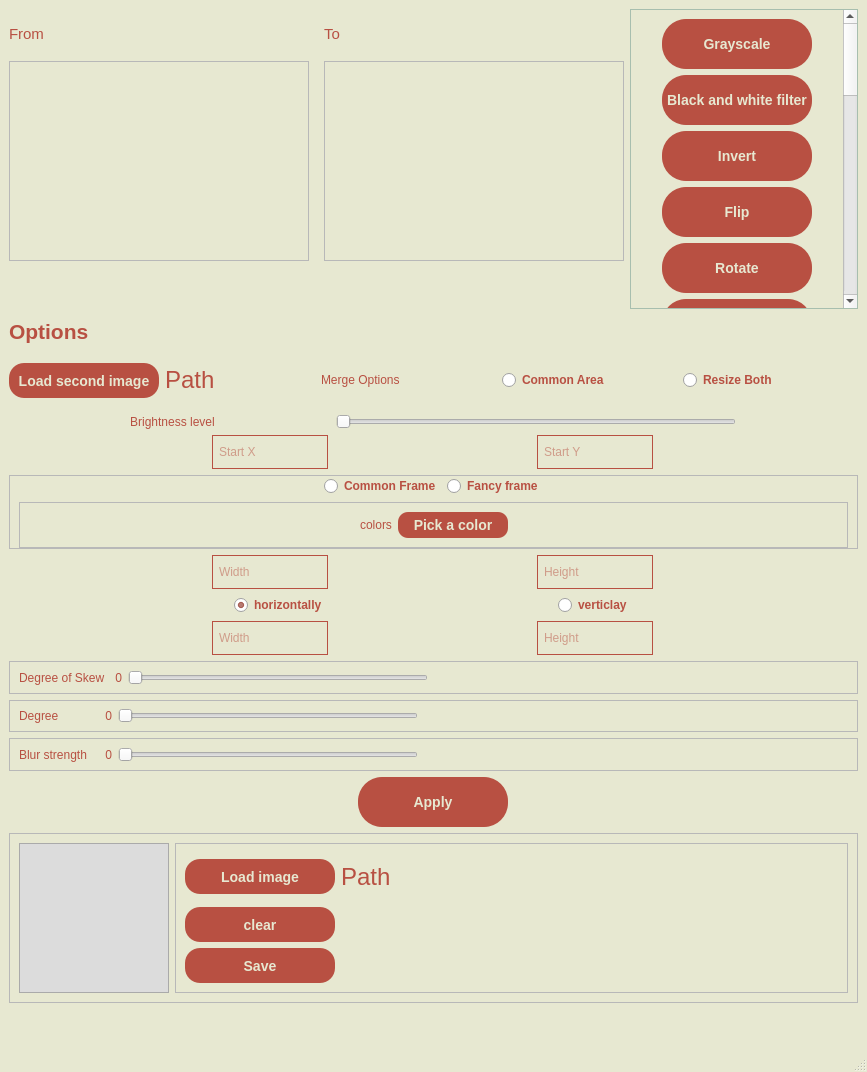
First picture: the form in app/untitled/mainwindow.ui, repository AdelHefny/Image-Filters, before the edit.
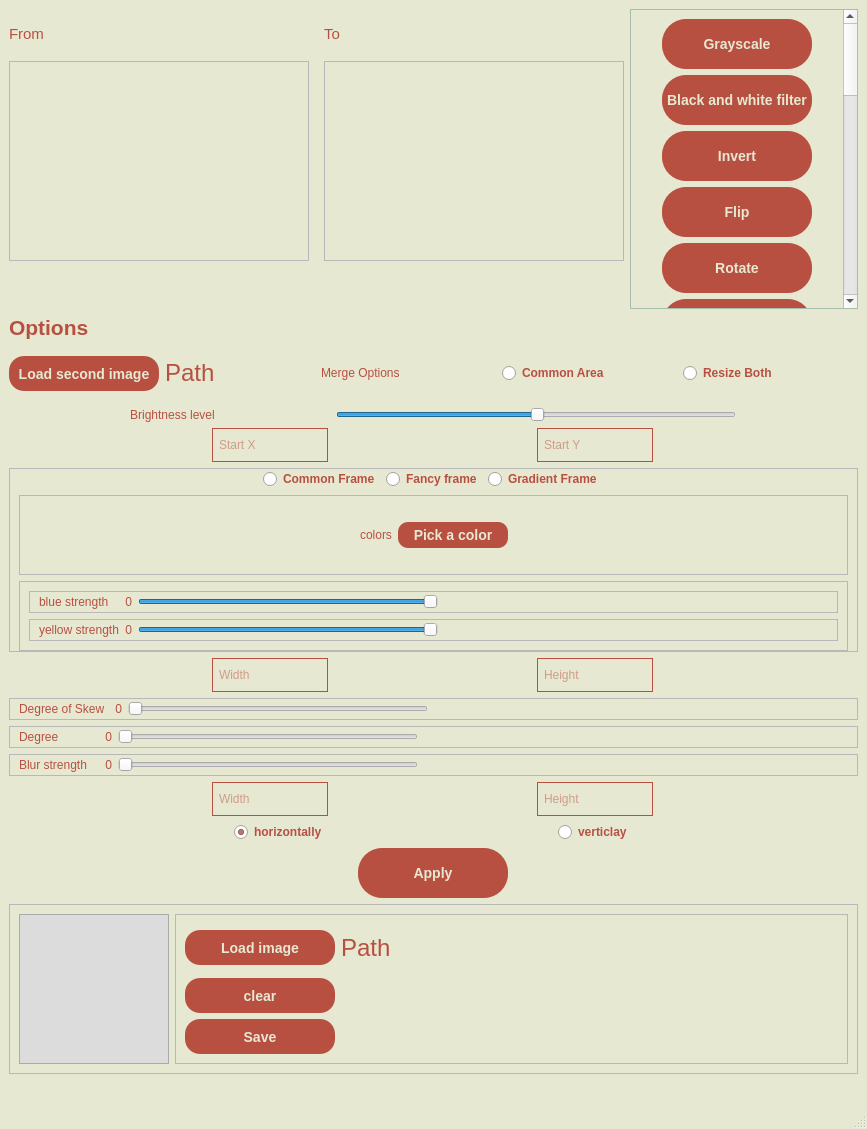
Second picture: the form after the edit. Icons and pictures are not drawn.

Diff of the .ui file:
```diff
--- a/app/untitled/mainwindow.ui
+++ b/app/untitled/mainwindow.ui
@@ -7,7 +7,7 @@
     <x>0</x>
     <y>0</y>
     <width>867</width>
-    <height>1072</height>
+    <height>1129</height>
    </rect>
   </property>
   <property name="sizePolicy">
@@ -1005,6 +1005,9 @@
           <height>16777215</height>
          </size>
         </property>
+        <property name="value">
+         <number>50</number>
+        </property>
         <property name="orientation">
          <enum>Qt::Horizontal</enum>
         </property>
@@ -1050,6 +1053,12 @@
     </item>
     <item>
      <widget class="QFrame" name="frame_7">
+      <property name="sizePolicy">
+       <sizepolicy hsizetype="Preferred" vsizetype="MinimumExpanding">
+        <horstretch>0</horstretch>
+        <verstretch>0</verstretch>
+       </sizepolicy>
+      </property>
       <property name="frameShape">
        <enum>QFrame::StyledPanel</enum>
       </property>
@@ -1092,6 +1101,13 @@
            </property>
           </widget>
          </item>
+         <item>
+          <widget class="QRadioButton" name="radioButton_5">
+           <property name="text">
+            <string>Gradient Frame </string>
+           </property>
+          </widget>
+         </item>
          <item>
           <spacer name="horizontalSpacer_5">
            <property name="orientation">
@@ -1171,80 +1187,262 @@
          </layout>
         </widget>
        </item>
-      </layout>
+       <item>
+        <widget class="QFrame" name="frame_9">
+         <property name="sizePolicy">
+          <sizepolicy hsizetype="Preferred" vsizetype="Maximum">
+           <horstretch>0</horstretch>
+           <verstretch>0</verstretch>
+          </sizepolicy>
+         </property>
+         <property name="frameShape">
+          <enum>QFrame::StyledPanel</enum>
+         </property>
+         <property name="frameShadow">
+          <enum>QFrame::Raised</enum>
+         </property>
+         <layout class="QVBoxLayout" name="verticalLayout_6">
+          <item>
+           <widget class="QFrame" name="frame_10">
+            <property name="frameShape">
+             <enum>QFrame::StyledPanel</enum>
+            </property>
+            <property name="frameShadow">
+             <enum>QFrame::Raised</enum>
+            </property>
+            <layout class="QHBoxLayout" name="horizontalLayout_19">
+             <property name="topMargin">
+              <number>0</number>
+             </property>
+             <property name="bottomMargin">
+              <number>0</number>
+             </property>
+             <item>
+              <layout class="QHBoxLayout" name="horizontalLayout_20">
+               <item>
+                <widget class="QLabel" name="label_14">
+                 <property name="minimumSize">
+                  <size>
+                   <width>80</width>
+                   <height>0</height>
+                  </size>
+                 </property>
+                 <property name="text">
+                  <string>blue strength</string>
+                 </property>
      </widget>
     </item>
     <item>
-     <layout class="QHBoxLayout" name="horizontalLayout_6">
-      <item>
-       <widget class="QLineEdit" name="lineEdit_3">
+                <widget class="QLabel" name="label_15">
         <property name="sizePolicy">
-         <sizepolicy hsizetype="Maximum" vsizetype="Fixed">
+                  <sizepolicy hsizetype="Minimum" vsizetype="Preferred">
           <horstretch>0</horstretch>
           <verstretch>0</verstretch>
          </sizepolicy>
         </property>
+                 <property name="styleSheet">
+                  <string notr="true">QLabel{
+	
+	font: 700 12pt &quot;Segoe UI&quot;;
+}</string>
+                 </property>
         <property name="text">
-         <string/>
-        </property>
-        <property name="placeholderText">
-         <string>Width</string>
+                  <string>0</string>
+                 </property>
+                 <property name="alignment">
+                  <set>Qt::AlignRight|Qt::AlignTrailing|Qt::AlignVCenter</set>
         </property>
        </widget>
       </item>
       <item>
-       <widget class="QLineEdit" name="lineEdit_4">
+                <widget class="QSlider" name="horizontalSlider_4">
+                 <property name="enabled">
+                  <bool>true</bool>
+                 </property>
         <property name="sizePolicy">
-         <sizepolicy hsizetype="Maximum" vsizetype="Fixed">
+                  <sizepolicy hsizetype="Fixed" vsizetype="Fixed">
           <horstretch>0</horstretch>
           <verstretch>0</verstretch>
          </sizepolicy>
         </property>
-        <property name="placeholderText">
-         <string>Height</string>
-        </property>
-       </widget>
-      </item>
-     </layout>
-    </item>
+                 <property name="minimumSize">
+                  <size>
+                   <width>300</width>
+                   <height>0</height>
+                  </size>
+                 </property>
+                 <property name="styleSheet">
+                  <string notr="true">QSlider{
+	margin-right:100px;
+}</string>
+                 </property>
+                 <property name="minimum">
+                  <number>0</number>
+                 </property>
+                 <property name="maximum">
+                  <number>255</number>
+                 </property>
+                 <property name="singleStep">
+                  <number>1</number>
+                 </property>
+                 <property name="pageStep">
+                  <number>10</number>
+                 </property>
+                 <property name="value">
+                  <number>255</number>
+                 </property>
+                 <property name="sliderPosition">
+                  <number>255</number>
+                 </property>
+                 <property name="orientation">
+                  <enum>Qt::Horizontal</enum>
+                 </property>
+                 <property name="tickInterval">
+                  <number>0</number>
+                 </property>
+                </widget>
+               </item>
+               <item>
+                <spacer name="horizontalSpacer_8">
+                 <property name="orientation">
+                  <enum>Qt::Horizontal</enum>
+                 </property>
+                 <property name="sizeHint" stdset="0">
+                  <size>
+                   <width>40</width>
+                   <height>20</height>
+                  </size>
+                 </property>
+                </spacer>
+               </item>
+              </layout>
+             </item>
+            </layout>
+           </widget>
+          </item>
     <item>
-     <layout class="QHBoxLayout" name="horizontalLayout_3">
+           <widget class="QFrame" name="frame_11">
+            <property name="frameShape">
+             <enum>QFrame::StyledPanel</enum>
+            </property>
+            <property name="frameShadow">
+             <enum>QFrame::Raised</enum>
+            </property>
+            <layout class="QHBoxLayout" name="horizontalLayout_21">
+             <property name="topMargin">
+              <number>0</number>
+             </property>
+             <property name="bottomMargin">
+              <number>0</number>
+             </property>
       <item>
-       <widget class="QRadioButton" name="radioButton">
-        <property name="enabled">
-         <bool>true</bool>
-        </property>
+              <layout class="QHBoxLayout" name="horizontalLayout_22">
+               <item>
+                <widget class="QLabel" name="label_16">
+                 <property name="minimumSize">
+                  <size>
+                   <width>80</width>
+                   <height>0</height>
+                  </size>
+                 </property>
+                 <property name="text">
+                  <string>yellow strength</string>
+                 </property>
+                </widget>
+               </item>
+               <item>
+                <widget class="QLabel" name="label_17">
         <property name="sizePolicy">
-         <sizepolicy hsizetype="Fixed" vsizetype="Fixed">
+                  <sizepolicy hsizetype="Minimum" vsizetype="Preferred">
           <horstretch>0</horstretch>
           <verstretch>0</verstretch>
          </sizepolicy>
         </property>
         <property name="styleSheet">
-         <string notr="true"/>
+                  <string notr="true">QLabel{
+	
+	font: 700 12pt &quot;Segoe UI&quot;;
+}</string>
         </property>
         <property name="text">
-         <string>horizontally</string>
-        </property>
-        <property name="checked">
-         <bool>true</bool>
+                  <string>0</string>
+                 </property>
+                 <property name="alignment">
+                  <set>Qt::AlignRight|Qt::AlignTrailing|Qt::AlignVCenter</set>
         </property>
        </widget>
       </item>
       <item>
-       <widget class="QRadioButton" name="radioButton_2">
+                <widget class="QSlider" name="horizontalSlider_5">
+                 <property name="enabled">
+                  <bool>true</bool>
+                 </property>
         <property name="sizePolicy">
          <sizepolicy hsizetype="Fixed" vsizetype="Fixed">
           <horstretch>0</horstretch>
           <verstretch>0</verstretch>
          </sizepolicy>
         </property>
-        <property name="text">
-         <string>verticlay</string>
-        </property>
-       </widget>
-      </item>
-     </layout>
+                 <property name="minimumSize">
+                  <size>
+                   <width>300</width>
+                   <height>0</height>
+                  </size>
+                 </property>
+                 <property name="styleSheet">
+                  <string notr="true">QSlider{
+	margin-right:100px;
+}</string>
+                 </property>
+                 <property name="minimum">
+                  <number>0</number>
+                 </property>
+                 <property name="maximum">
+                  <number>255</number>
+                 </property>
+                 <property name="singleStep">
+                  <number>1</number>
+                 </property>
+                 <property name="pageStep">
+                  <number>10</number>
+                 </property>
+                 <property name="value">
+                  <number>255</number>
+                 </property>
+                 <property name="sliderPosition">
+                  <number>255</number>
+                 </property>
+                 <property name="orientation">
+                  <enum>Qt::Horizontal</enum>
+                 </property>
+                 <property name="tickInterval">
+                  <number>0</number>
+                 </property>
+                </widget>
+               </item>
+               <item>
+                <spacer name="horizontalSpacer_9">
+                 <property name="orientation">
+                  <enum>Qt::Horizontal</enum>
+                 </property>
+                 <property name="sizeHint" stdset="0">
+                  <size>
+                   <width>40</width>
+                   <height>20</height>
+                  </size>
+                 </property>
+                </spacer>
+               </item>
+              </layout>
+             </item>
+            </layout>
+           </widget>
+          </item>
+         </layout>
+        </widget>
+       </item>
+      </layout>
+     </widget>
     </item>
     <item>
      <layout class="QHBoxLayout" name="horizontalLayout_8">
@@ -1624,6 +1822,78 @@
       </layout>
      </widget>
     </item>
+    <item>
+     <layout class="QHBoxLayout" name="horizontalLayout_6">
+      <item>
+       <widget class="QLineEdit" name="lineEdit_3">
+        <property name="sizePolicy">
+         <sizepolicy hsizetype="Maximum" vsizetype="Fixed">
+          <horstretch>0</horstretch>
+          <verstretch>0</verstretch>
+         </sizepolicy>
+        </property>
+        <property name="text">
+         <string/>
+        </property>
+        <property name="placeholderText">
+         <string>Width</string>
+        </property>
+       </widget>
+      </item>
+      <item>
+       <widget class="QLineEdit" name="lineEdit_4">
+        <property name="sizePolicy">
+         <sizepolicy hsizetype="Maximum" vsizetype="Fixed">
+          <horstretch>0</horstretch>
+          <verstretch>0</verstretch>
+         </sizepolicy>
+        </property>
+        <property name="placeholderText">
+         <string>Height</string>
+        </property>
+       </widget>
+      </item>
+     </layout>
+    </item>
+    <item>
+     <layout class="QHBoxLayout" name="horizontalLayout_3">
+      <item>
+       <widget class="QRadioButton" name="radioButton">
+        <property name="enabled">
+         <bool>true</bool>
+        </property>
+        <property name="sizePolicy">
+         <sizepolicy hsizetype="Fixed" vsizetype="Fixed">
+          <horstretch>0</horstretch>
+          <verstretch>0</verstretch>
+         </sizepolicy>
+        </property>
+        <property name="styleSheet">
+         <string notr="true"/>
+        </property>
+        <property name="text">
+         <string>horizontally</string>
+        </property>
+        <property name="checked">
+         <bool>true</bool>
+        </property>
+       </widget>
+      </item>
+      <item>
+       <widget class="QRadioButton" name="radioButton_2">
+        <property name="sizePolicy">
+         <sizepolicy hsizetype="Fixed" vsizetype="Fixed">
+          <horstretch>0</horstretch>
+          <verstretch>0</verstretch>
+         </sizepolicy>
+        </property>
+        <property name="text">
+         <string>verticlay</string>
+        </property>
+       </widget>
+      </item>
+     </layout>
+    </item>
     <item>
      <layout class="QHBoxLayout" name="horizontalLayout_7">
       <item>
```
Left out of the diff: 2 changed lines with no effect on the pictures. Lines whose indentation alone changed are shown as unchanged.
